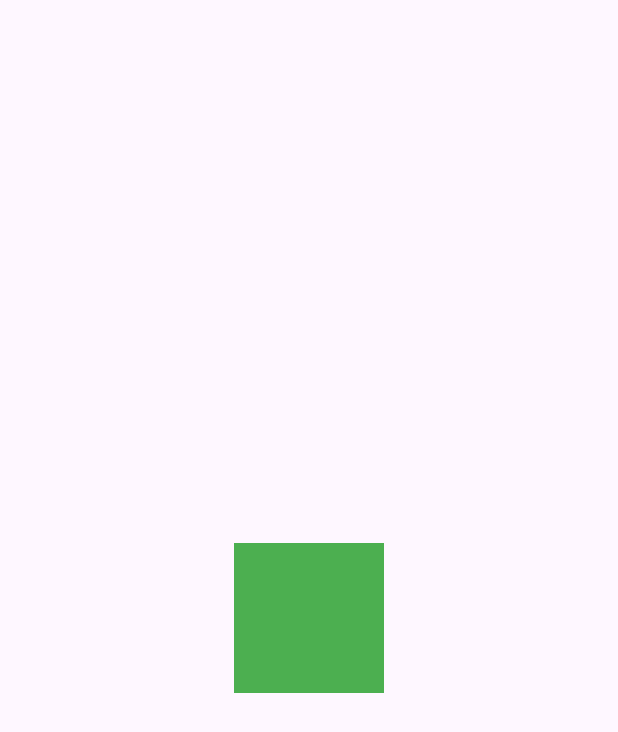
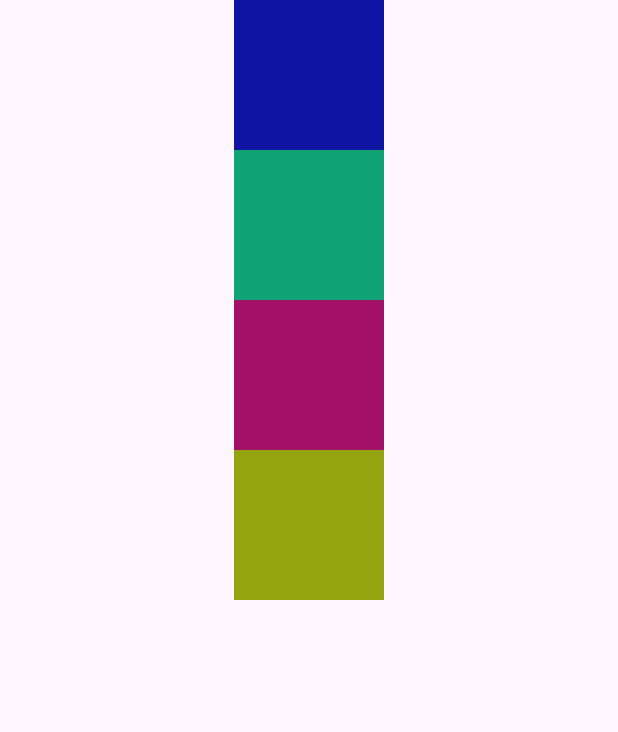
Before and after one commit to sathishpeduruarachchi/flutter_application_first, a Flutter app: the screen it shows after launch, on a phone screen of 412 x 824 dp. Shown: the top 732 px of the screen. Run offline on Flutter 3.47's test engine with Material 3 defaults, Android fonts, the light colour scheme and no system bars.

Commit message:
creating four coloms of container

```diff
--- a/lib/main.dart
+++ b/lib/main.dart
@@ -10,10 +10,30 @@ class MyApp extends StatelessWidget {
   @override
   Widget build(BuildContext context) {
     return MaterialApp(
-        home: Scaffold(
-            body: Center(
-      child: Container(width: 100, height: 100, color: Colors.green),
-    )));
+      home: Scaffold(
+          body: Center(
+        child: Column(
+          children: [
+            Container(
+                width: 100,
+                height: 100,
+                color: Color.fromARGB(255, 16, 21, 163)),
+            Container(
+                width: 100,
+                height: 100,
+                color: Color.fromARGB(255, 16, 163, 116)),
+            Container(
+                width: 100,
+                height: 100,
+                color: Color.fromARGB(255, 163, 16, 104)),
+            Container(
+                width: 100,
+                height: 100,
+                color: Color.fromARGB(255, 148, 163, 16)),
+          ],
+        ),
+      )),
+    );
   }
 }
 
```
